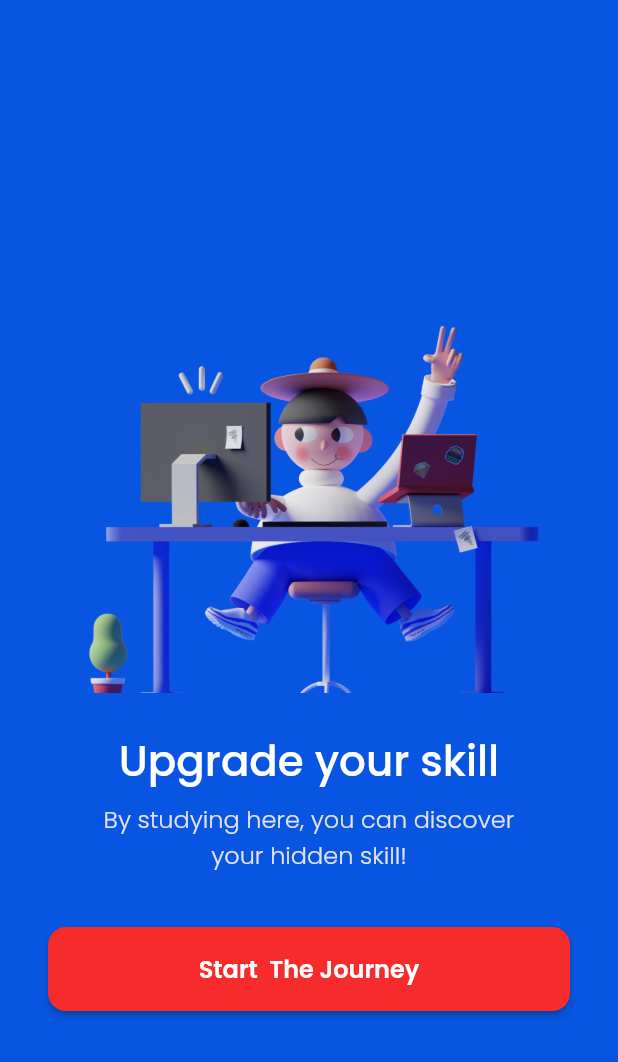
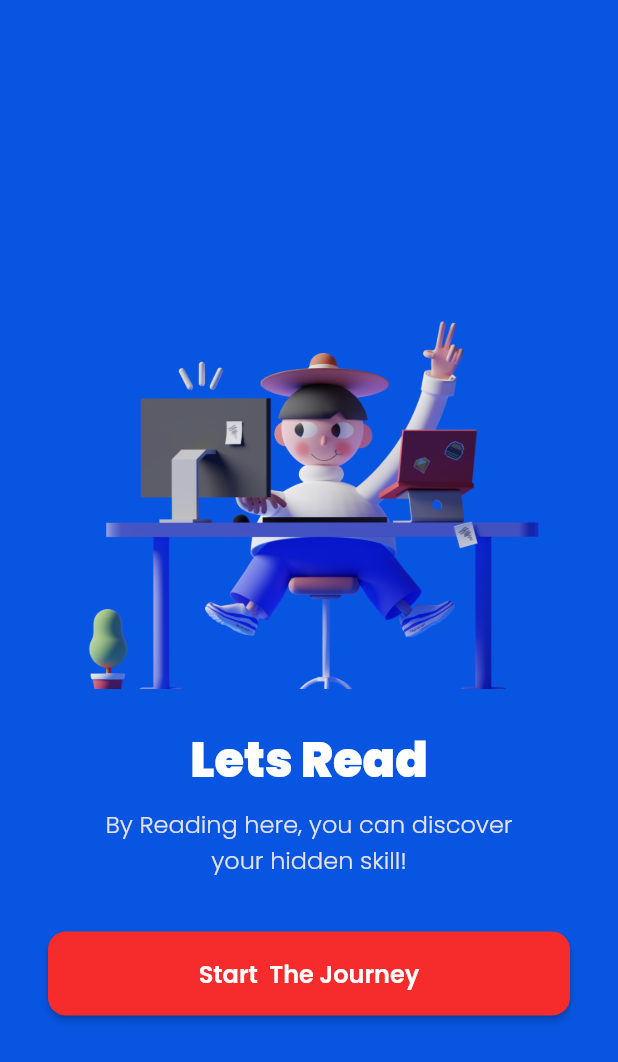
Before and after one commit to AnzeHabibi/Acitya_App, a Flutter app: the LandingPage screen opened directly, on a phone screen of 412 x 824 dp. Shown: the top 1062 px of the screen. Run offline on Flutter 3.47's test engine with Material 2 defaults, Android fonts, the phone set to English and light mode, and no system bars; our stand-ins replace get, google_fonts, material_design_icons_flutter; network calls fail.

Commit message:
new update

```diff
--- a/lib/ui/pages/landing_page.dart
+++ b/lib/ui/pages/landing_page.dart
@@ -21,11 +21,14 @@ class LandingPage extends StatelessWidget {
                         fit: BoxFit.cover)),
               ),
               SizedBox(height: 24),
-              Text("Upgrade your skill",
-                  style: whiteFontStyle.copyWith(
-                      fontSize: 28, fontWeight: FontWeight.w500)),
+              Padding(
+                padding: const EdgeInsets.fromLTRB(24, 0, 24, 0),
+                child: Text("Lets Read",
+                    style: whiteFontStyle.copyWith(
+                        fontSize: 32, fontWeight: FontWeight.w900)),
+              ),
               SizedBox(height: 6),
-              Text("By studying here, you can discover\nyour hidden skill!",
+              Text("By Reading here, you can discover\nyour hidden skill!",
                   style: whiteFontStyle.copyWith(
                     color: Color(0xffE5E3E6),
                     fontSize: 16,
--- a/lib/ui/widget/profile_card.dart
+++ b/lib/ui/widget/profile_card.dart
@@ -50,7 +50,7 @@ class ProfileCard extends StatelessWidget {
                         Text(
                           emailController.text,
                           style: blackFontStyle3.copyWith(
-                              fontSize: 16, color: Colors.grey),
+                              fontSize: 16, color: Colors.grey, fontWeight: FontWeight.bold),
                         ),
                         SizedBox(height: 16),
                         Row(
```
Also changed, not shown: lib/ui/pages/film_page.dart (+7 -9 lines), lib/ui/pages/popular_page.dart (+11 -10 lines), lib/ui/pages/sign_in_page.dart (+5 -10 lines), lib/ui/pages/ux_page.dart (+7 -9 lines).
